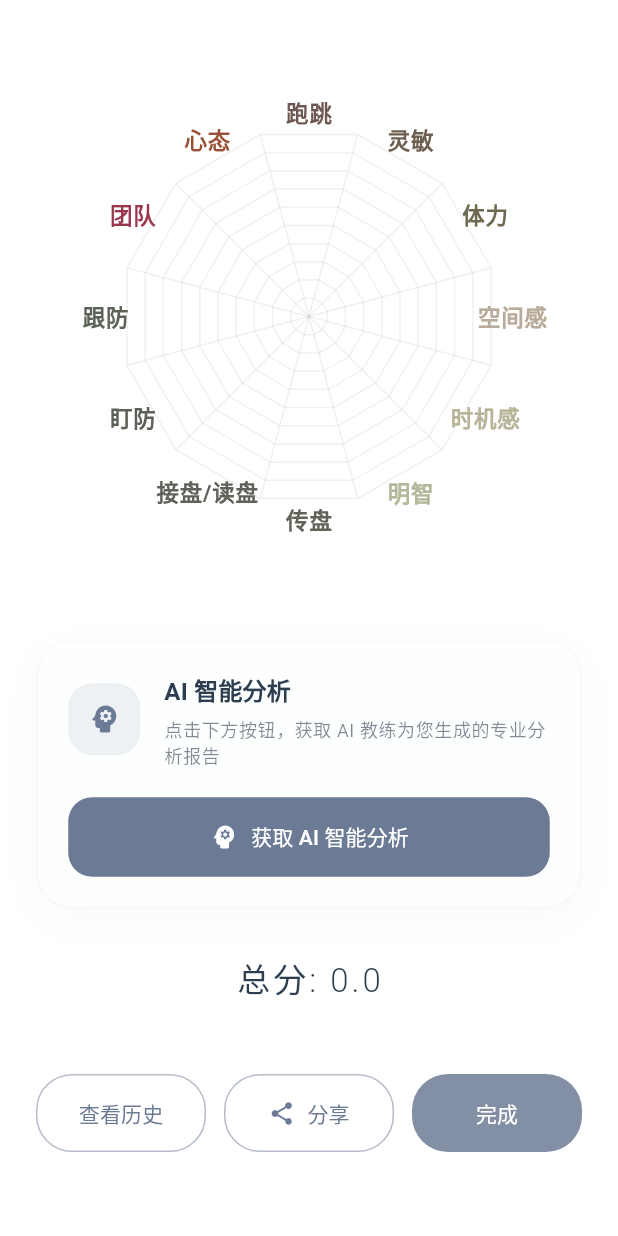
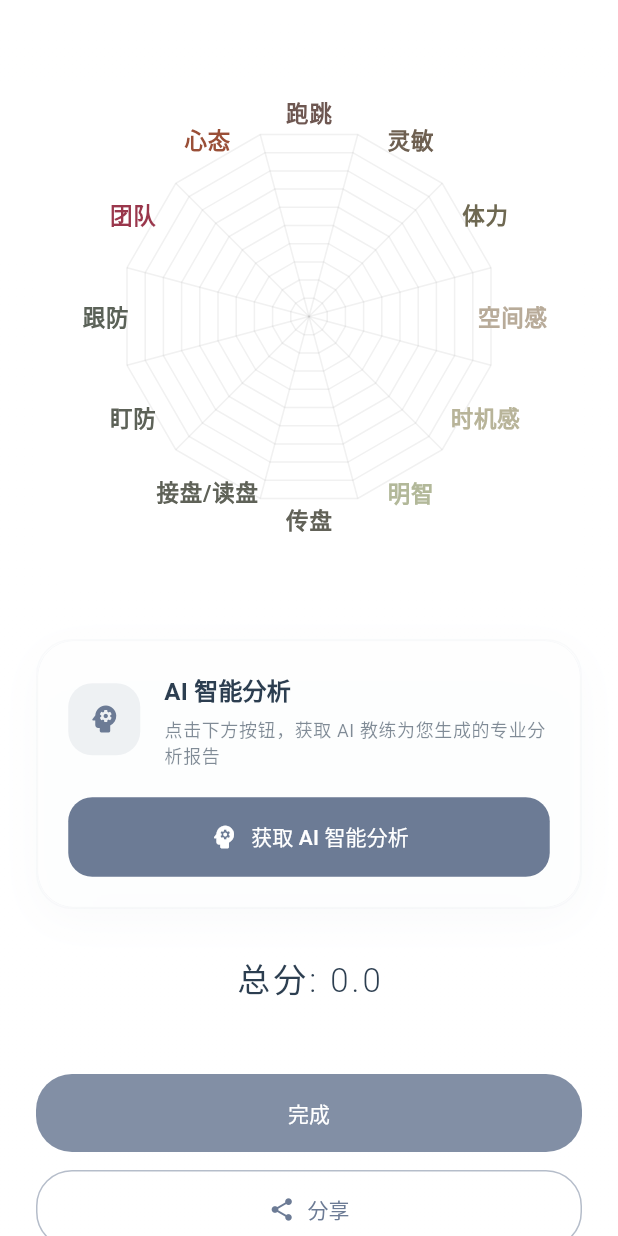
Before and after one commit to qwethg/um-qoder, a Flutter app: the _ZenResultContent screen opened directly with empty values, scrolled down 132 dp, on a phone screen of 412 x 824 dp. Run offline on Flutter 3.47's test engine with Material 3 defaults, Android fonts, the phone set to English and light mode, and no system bars; drawn by our look-alikes of screenshot; our stand-ins replace fl_chart, flutter_markdown, go_router, hive, hive_flutter, logger and 1 more; missing offline and left inert: file_selector; accounts and stored records are empty; Roboto replaces fonts that are missing (LXGWWenKaiGBLite).

Commit message:
窗口优化

```diff
--- a/lib/screens/assessment/unified_assessment_result_screen.dart
+++ b/lib/screens/assessment/unified_assessment_result_screen.dart
@@ -181,6 +181,48 @@ class _ZenResultContentState extends State<_ZenResultContent> {
   }
 
   Widget _buildActionButtons(BuildContext context) {
+    return LayoutBuilder(
+      builder: (context, constraints) {
+        if (constraints.maxWidth < 450) {
+          return Column(
+            crossAxisAlignment: CrossAxisAlignment.stretch,
+            children: [
+              FilledButton(
+                onPressed: () => context.go('/home'),
+                style: FilledButton.styleFrom(
+                  padding: const EdgeInsets.symmetric(vertical: 16),
+                  backgroundColor: Theme.of(context).colorScheme.primary.withOpacity(0.85),
+                  shape: RoundedRectangleBorder(borderRadius: BorderRadius.circular(24)),
+                ),
+                child: Text('完成'.tr, style: const TextStyle(fontWeight: FontWeight.w500)),
+              ),
+              const SizedBox(height: 12),
+              OutlinedButton.icon(
+                onPressed: _isProcessing ? null : _handleShare,
+                style: OutlinedButton.styleFrom(
+                  padding: const EdgeInsets.symmetric(vertical: 16),
+                  side: BorderSide(color: Theme.of(context).colorScheme.primary.withOpacity(0.5)),
+                  shape: RoundedRectangleBorder(borderRadius: BorderRadius.circular(24)),
+                ),
+                icon: _isProcessing
+                    ? const SizedBox(width: 16, height: 16, child: CircularProgressIndicator(strokeWidth: 2))
+                    : const Icon(Icons.share, size: 18),
+                label: Text('分享'.tr, style: const TextStyle(fontWeight: FontWeight.w400)),
+              ),
+              const SizedBox(height: 12),
+              OutlinedButton(
+                onPressed: () => context.go('/history'),
+                style: OutlinedButton.styleFrom(
+                  padding: const EdgeInsets.symmetric(vertical: 16),
+                  side: BorderSide(color: Theme.of(context).colorScheme.primary.withOpacity(0.5)),
+                  shape: RoundedRectangleBorder(borderRadius: BorderRadius.circular(24)),
+                ),
+                child: Text('查看历史'.tr, style: const TextStyle(fontWeight: FontWeight.w400)),
+              ),
+            ],
+          );
+        }
+
         return Row(
           children: [
             Expanded(
@@ -223,6 +265,8 @@ class _ZenResultContentState extends State<_ZenResultContent> {
             ),
           ],
         );
+      },
+    );
   }
 
   Future<void> _handleShare() async {
```
Also changed, not shown: lib/main.dart (+19 -0 lines), lib/screens/assessment/assessment_result_screen.dart (+23 -3 lines), lib/screens/assessment/goal_setting_screen.dart (+8 -6 lines), lib/screens/assessment/quick_assessment_screen.dart (+8 -6 lines), lib/screens/assessment/unified_assessment_screen.dart (+8 -6 lines), lib/screens/history/comparison_screen.dart (+8 -5 lines). Lines whose indentation alone changed are shown as unchanged.
